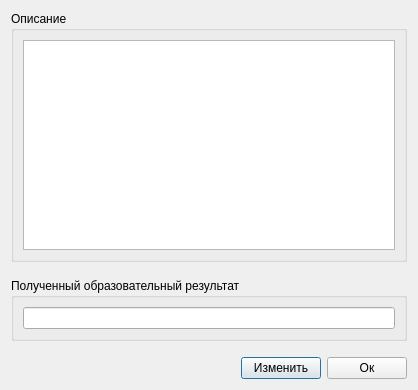
Old version of the form ui/insertresultdiscipline.ui in the repository 7enSmile/clientVKR.
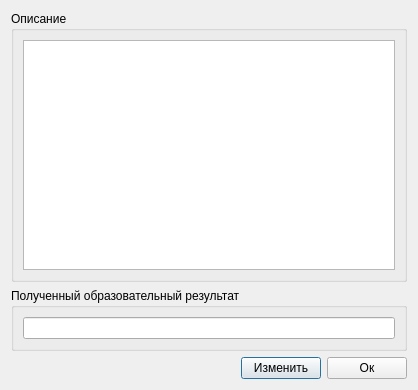
New version of the form.

Patch:
```diff
--- a/ui/insertresultdiscipline.ui
+++ b/ui/insertresultdiscipline.ui
@@ -30,22 +30,6 @@
      </layout>
     </widget>
    </item>
-   <item>
-    <spacer name="verticalSpacer">
-     <property name="orientation">
-      <enum>Qt::Vertical</enum>
-     </property>
-     <property name="sizeType">
-      <enum>QSizePolicy::Fixed</enum>
-     </property>
-     <property name="sizeHint" stdset="0">
-      <size>
-       <width>20</width>
-       <height>10</height>
-      </size>
-     </property>
-    </spacer>
-   </item>
    <item>
     <widget class="QGroupBox" name="groupBox_2">
      <property name="title">
@@ -62,22 +46,6 @@
      </layout>
     </widget>
    </item>
-   <item>
-    <spacer name="verticalSpacer_2">
-     <property name="orientation">
-      <enum>Qt::Vertical</enum>
-     </property>
-     <property name="sizeType">
-      <enum>QSizePolicy::Fixed</enum>
-     </property>
-     <property name="sizeHint" stdset="0">
-      <size>
-       <width>20</width>
-       <height>10</height>
-      </size>
-     </property>
-    </spacer>
-   </item>
    <item>
     <layout class="QHBoxLayout" name="horizontalLayout">
      <item>
```
